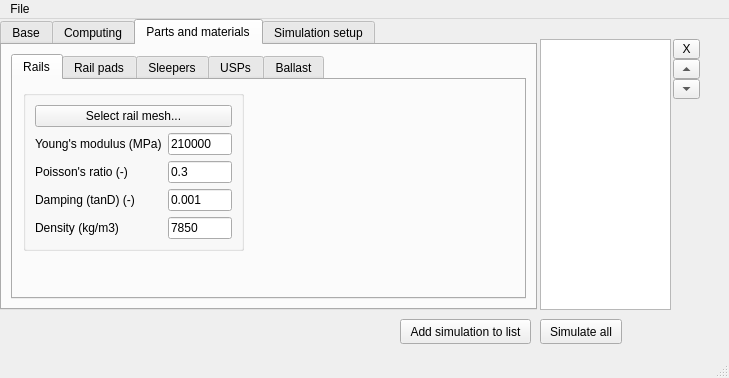
The window that src/MultiSleeperModel/DevFiles/App/GUI.ui (jcugnoni-heig/RailTrackModellingToolbox) describes before a commit, drawn with Qt 5.
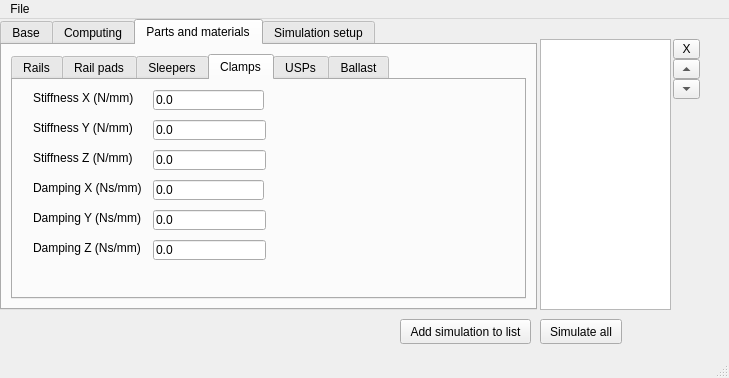
The same window after the commit. The open tabs and pages were chosen to show the change.

Commit message:
Clamps implementation
Each clamp is modelled as two 3D spring elements. The mesh of a half-clamp was created (Meshes/Clamp.med). It consists of an edge going from (0,0,0) to (1,0,0). Then, according to the coordinates of the right node groups, the edge is scaled and placed 4 times to form the two clamps.

```diff
--- a/src/MultiSleeperModel/DevFiles/App/GUI.ui
+++ b/src/MultiSleeperModel/DevFiles/App/GUI.ui
@@ -758,6 +758,185 @@
           </layout>
          </widget>
         </widget>
+        <widget class="QWidget" name="tab_10">
+         <attribute name="title">
+          <string>Clamps</string>
+         </attribute>
+         <widget class="QLabel" name="label_9">
+          <property name="geometry">
+           <rect>
+            <x>20</x>
+            <y>10</y>
+            <width>111</width>
+            <height>16</height>
+           </rect>
+          </property>
+          <property name="text">
+           <string>Stiffness X (N/mm)</string>
+          </property>
+         </widget>
+         <widget class="QLineEdit" name="txt_stiffX">
+          <property name="geometry">
+           <rect>
+            <x>140</x>
+            <y>10</y>
+            <width>111</width>
+            <height>20</height>
+           </rect>
+          </property>
+          <property name="toolTip">
+           <string>Longitudinal clamp stiffness</string>
+          </property>
+          <property name="text">
+           <string>0.0</string>
+          </property>
+         </widget>
+         <widget class="QLabel" name="label_37">
+          <property name="geometry">
+           <rect>
+            <x>20</x>
+            <y>40</y>
+            <width>111</width>
+            <height>16</height>
+           </rect>
+          </property>
+          <property name="text">
+           <string>Stiffness Y (N/mm)</string>
+          </property>
+         </widget>
+         <widget class="QLineEdit" name="txt_stiffY">
+          <property name="geometry">
+           <rect>
+            <x>140</x>
+            <y>40</y>
+            <width>113</width>
+            <height>20</height>
+           </rect>
+          </property>
+          <property name="toolTip">
+           <string>Vertical clamp stiffness</string>
+          </property>
+          <property name="text">
+           <string>0.0</string>
+          </property>
+         </widget>
+         <widget class="QLabel" name="label_38">
+          <property name="geometry">
+           <rect>
+            <x>20</x>
+            <y>70</y>
+            <width>111</width>
+            <height>16</height>
+           </rect>
+          </property>
+          <property name="text">
+           <string>Stiffness Z (N/mm)</string>
+          </property>
+         </widget>
+         <widget class="QLineEdit" name="txt_stiffZ">
+          <property name="geometry">
+           <rect>
+            <x>140</x>
+            <y>70</y>
+            <width>113</width>
+            <height>20</height>
+           </rect>
+          </property>
+          <property name="toolTip">
+           <string>Lateral clamp stiffness</string>
+          </property>
+          <property name="text">
+           <string>0.0</string>
+          </property>
+         </widget>
+         <widget class="QLabel" name="label_39">
+          <property name="geometry">
+           <rect>
+            <x>20</x>
+            <y>160</y>
+            <width>111</width>
+            <height>16</height>
+           </rect>
+          </property>
+          <property name="text">
+           <string>Damping Z (Ns/mm)</string>
+          </property>
+         </widget>
+         <widget class="QLabel" name="label_40">
+          <property name="geometry">
+           <rect>
+            <x>20</x>
+            <y>100</y>
+            <width>111</width>
+            <height>16</height>
+           </rect>
+          </property>
+          <property name="text">
+           <string>Damping X (Ns/mm)</string>
+          </property>
+         </widget>
+         <widget class="QLabel" name="label_41">
+          <property name="geometry">
+           <rect>
+            <x>20</x>
+            <y>130</y>
+            <width>111</width>
+            <height>16</height>
+           </rect>
+          </property>
+          <property name="text">
+           <string>Damping Y (Ns/mm)</string>
+          </property>
+         </widget>
+         <widget class="QLineEdit" name="txt_dampZ">
+          <property name="geometry">
+           <rect>
+            <x>140</x>
+            <y>160</y>
+            <width>113</width>
+            <height>20</height>
+           </rect>
+          </property>
+          <property name="toolTip">
+           <string>Lateral clamp damping</string>
+          </property>
+          <property name="text">
+           <string>0.0</string>
+          </property>
+         </widget>
+         <widget class="QLineEdit" name="txt_dampX">
+          <property name="geometry">
+           <rect>
+            <x>140</x>
+            <y>100</y>
+            <width>111</width>
+            <height>20</height>
+           </rect>
+          </property>
+          <property name="toolTip">
+           <string>Longitudinal clamp damping</string>
+          </property>
+          <property name="text">
+           <string>0.0</string>
+          </property>
+         </widget>
+         <widget class="QLineEdit" name="txt_dampY">
+          <property name="geometry">
+           <rect>
+            <x>140</x>
+            <y>130</y>
+            <width>113</width>
+            <height>20</height>
+           </rect>
+          </property>
+          <property name="toolTip">
+           <string>Vertical clamp damping</string>
+          </property>
+          <property name="text">
+           <string>0.0</string>
+          </property>
+         </widget>
+        </widget>
         <widget class="QWidget" name="tab_2">
          <attribute name="title">
           <string>USPs</string>
```
Left out of the diff: 38 changed lines with no effect on the pictures. The commit also changes 33 other files.
